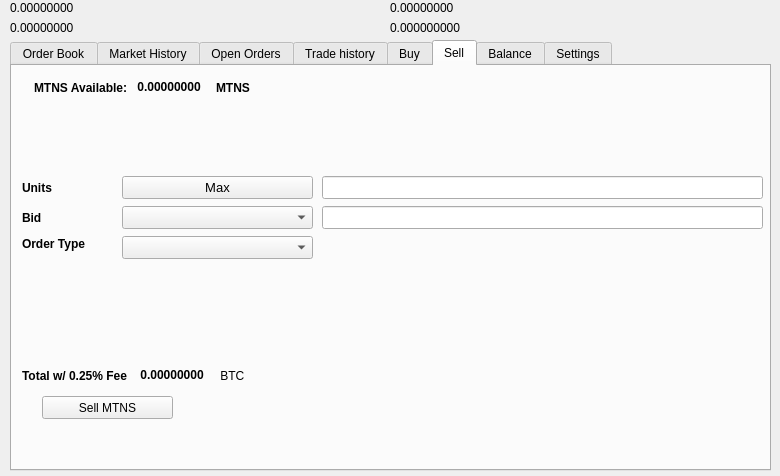
Old version of the form src/qt/forms/tradingdialog.ui in the repository CHIPO-Project/CHIPO.
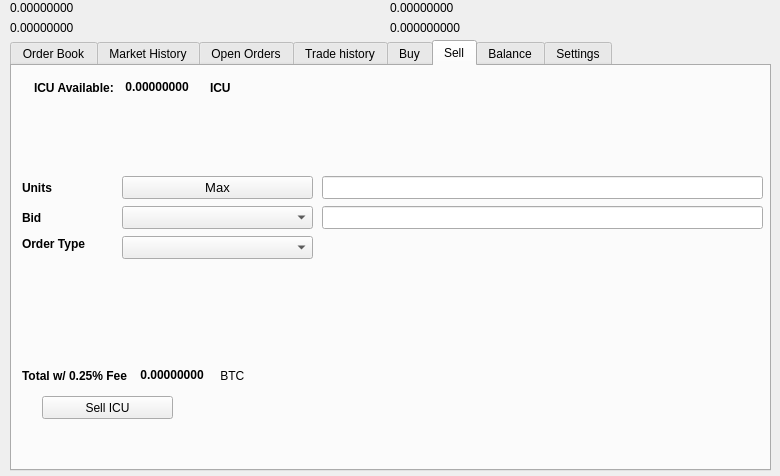
New version of the form. The open tabs and pages were chosen to show the change. Icons and pictures are not drawn.

What changed in the file:
```diff
--- a/src/qt/forms/tradingdialog.ui
+++ b/src/qt/forms/tradingdialog.ui
@@ -1751,7 +1751,7 @@
       </rect>
      </property>
      <property name="text">
-      <string>Sell MTNS</string>
+      <string>Sell ICU</string>
      </property>
      <property name="icon">
       <iconset resource="../chipo">
@@ -1777,7 +1777,7 @@
          </font>
         </property>
         <property name="text">
-         <string>MTNS Available:</string>
+         <string>ICU Available:</string>
         </property>
        </widget>
       </item>
@@ -2221,7 +2221,7 @@
          </font>
         </property>
         <property name="text">
-         <string>MTNS</string>
+         <string>ICU</string>
         </property>
        </widget>
       </item>
```
Left out of the diff: 34 changed lines with no effect on the pictures.
